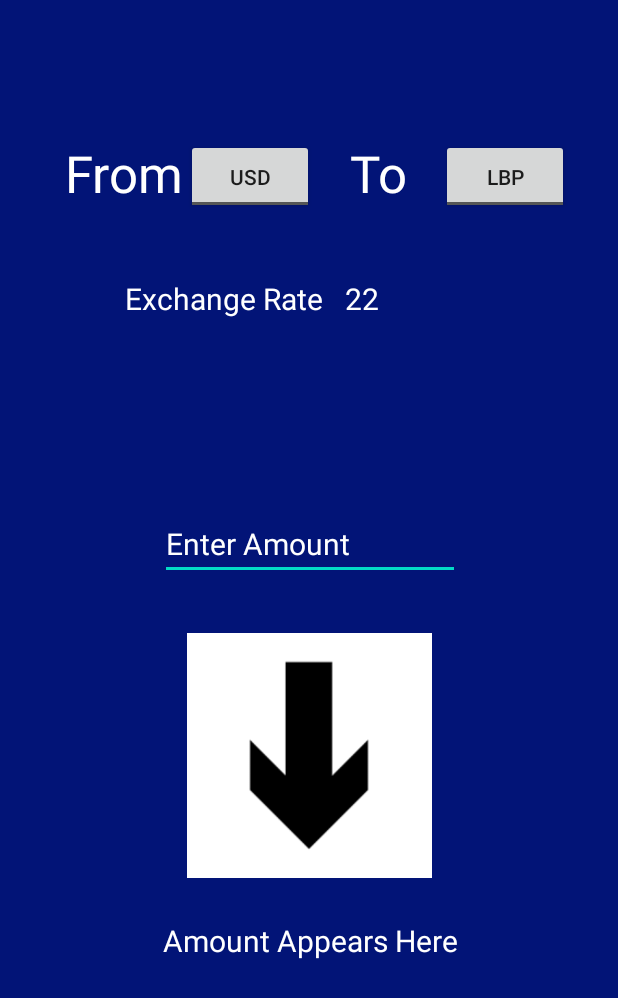
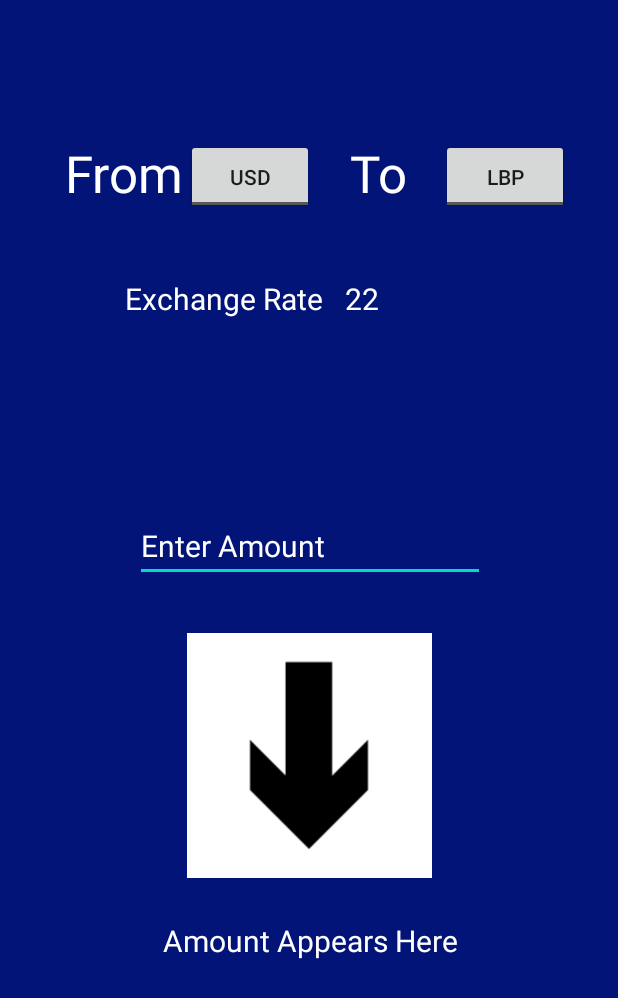
Before and after one commit to hoda-mawlawi/CurrencyConverter2.0, an Android app: the layout calculator.xml on its own in the app's theme, with its tools: preview values and no code run, on a phone screen of 412 x 824 dp. Shown: the top 998 px of the screen. Run offline under Robolectric (Android 15) with nearby library versions, the phone set to English and light mode, and no system bars.

Commit message:
convert method

```diff
--- a/app/src/main/res/layout/calculator.xml
+++ b/app/src/main/res/layout/calculator.xml
@@ -123,11 +123,11 @@
 
     <EditText
         android:id="@+id/amount"
-        android:layout_width="200dp"
-        android:layout_height="45dp"
+        android:layout_width="wrap_content"
+        android:layout_height="wrap_content"
         android:ems="10"
+        android:inputType="number"
         android:hint="Enter Amount"
-        android:inputType="textPersonName"
         android:textColor="#FFFFFF"
         android:textColorHint="#FFFFFF"
         android:textSize="20sp"
```
Also changed, not shown: app/src/main/java/com/example/currencyconverter20/Calculator.java (+13 -4 lines).
